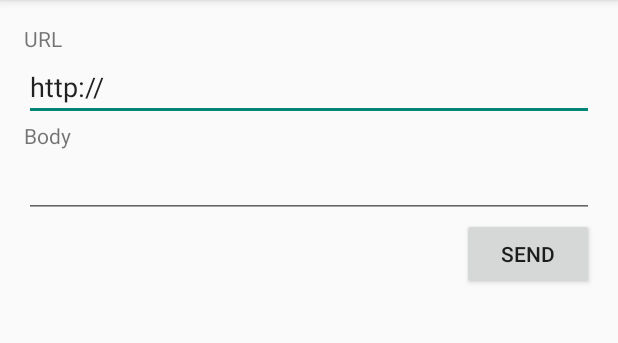
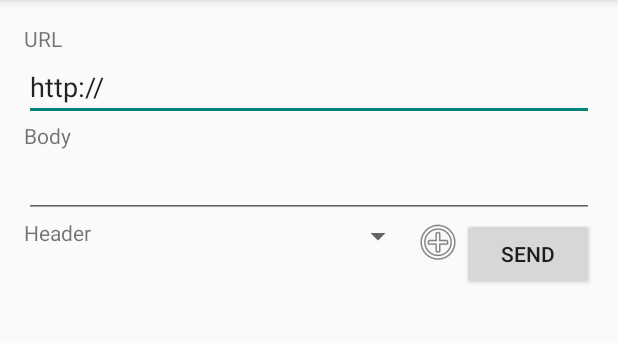
Before and after one commit to mokelab/android-OkHttp-demo, an Android app: the screen it shows after launch (MainActivity), on a phone screen of 412 x 824 dp, the part 84-427 px from its top. Run offline under Robolectric (Android 15) with nearby library versions, the phone set to English and light mode, and no system bars; our stand-ins replace ButterKnife; libraries missing offline, so code that uses them is left out: com.squareup.okhttp; 1 statement that could not run was skipped.

Commit message:
Implement post with header page

```diff
--- /dev/null
+++ b/app/src/main/java/com/mokelab/okhttpdemo/HeaderFragment.java
@@ -0,0 +1,164 @@
+package com.mokelab.okhttpdemo;
+
+import android.app.Activity;
+import android.content.Intent;
+import android.os.Bundle;
+import android.support.annotation.Nullable;
+import android.support.v4.app.Fragment;
+import android.util.Log;
+import android.view.LayoutInflater;
+import android.view.View;
+import android.view.ViewGroup;
+import android.widget.ArrayAdapter;
+import android.widget.Button;
+import android.widget.EditText;
+import android.widget.Spinner;
+import android.widget.TextView;
+
+import com.squareup.okhttp.Callback;
+import com.squareup.okhttp.MediaType;
+import com.squareup.okhttp.OkHttpClient;
+import com.squareup.okhttp.Request;
+import com.squareup.okhttp.RequestBody;
+import com.squareup.okhttp.Response;
+
+import java.io.IOException;
+
+import butterknife.Bind;
+import butterknife.ButterKnife;
+import butterknife.OnClick;
+
+/**
+ * Fragment for post page
+ */
+public class HeaderFragment extends Fragment {
+    private static final int REQUEST_ADD_HEADER = 1000;
+
+    @Bind(R.id.edit_url) EditText mUrlText;
+    @Bind(R.id.edit_body) EditText mBodyText;
+    @Bind(R.id.spinner_headers) Spinner mHeaderSpinner;
+    @Bind(android.R.id.button1) Button mSendButton;
+    @Bind(android.R.id.text2) TextView mResultText;
+
+    private OkHttpClient mClient;
+
+    public static HeaderFragment newInstance() {
+        HeaderFragment fragment = new HeaderFragment();
+
+        Bundle args = new Bundle();
+        fragment.setArguments(args);
+
+        return fragment;
+    }
+
+    @Override
+    public void onCreate(@Nullable Bundle savedInstanceState) {
+        super.onCreate(savedInstanceState);
+
+        mClient = new OkHttpClient();
+    }
+
+    @Nullable
+    @Override
+    public View onCreateView(LayoutInflater inflater, @Nullable ViewGroup container, @Nullable Bundle savedInstanceState) {
+        View root = inflater.inflate(R.layout.fragment_header, container, false);
+
+        ButterKnife.bind(this, root);
+
+        ArrayAdapter<Header> adapter = new ArrayAdapter<>(getActivity(), android.R.layout.simple_spinner_item);
+        adapter.setDropDownViewResource(android.R.layout.simple_spinner_dropdown_item);
+        mHeaderSpinner.setAdapter(adapter);
+
+        return root;
+    }
+
+    @Override
+    public void onActivityResult(int requestCode, int resultCode, Intent data) {
+        if (resultCode != Activity.RESULT_OK) { return; }
+        switch (requestCode) {
+        case REQUEST_ADD_HEADER: {
+            String key = data.getStringExtra(AddHeaderDialogFragment.EXTRA_KEY);
+            String value = data.getStringExtra(AddHeaderDialogFragment.EXTRA_VALUE);
+
+            @SuppressWarnings("unchecked")
+            ArrayAdapter<Header> adapter = (ArrayAdapter<Header>) mHeaderSpinner.getAdapter();
+            adapter.add(new Header(key, value));
+            adapter.notifyDataSetChanged();
+
+            return;
+        }
+        }
+        super.onActivityResult(requestCode, resultCode, data);
+    }
+
+    @Override
+    public void onDestroyView() {
+        super.onDestroyView();
+
+        ButterKnife.unbind(this);
+    }
+
+    @OnClick(R.id.button_header_add)
+    void addHeaderClicked() {
+        AddHeaderDialogFragment dialog = AddHeaderDialogFragment.newInstance(this, REQUEST_ADD_HEADER);
+        dialog.show(getFragmentManager(), "");
+    }
+
+    @OnClick(android.R.id.button1)
+    void sendClicked() {
+        String url = mUrlText.getText().toString();
+        String body = mBodyText.getText().toString();
+        @SuppressWarnings("unchecked")
+        ArrayAdapter<Header> adapter = (ArrayAdapter<Header>) mHeaderSpinner.getAdapter();
+        mSendButton.setEnabled(false);
+
+        Request.Builder builder = new Request.Builder();
+        builder.url(url)
+                .post(RequestBody.create(MediaType.parse("application/json;charset=utf-8"), body));
+        for (int i = 0 ; i < adapter.getCount() ; ++i) {
+            Header header = adapter.getItem(i);
+            builder.addHeader(header.mKey, header.mValue);
+        }
+
+        Request request = builder.build();
+
+        mClient.newCall(request).enqueue(new Callback() {
+            @Override
+            public void onResponse(Response response) throws IOException {
+                String responseBody = response.body().string();
+                showResponse(responseBody);
+            }
+
+            @Override
+            public void onFailure(Request request, IOException e) {
+                Log.e("Main", "onFailure " + e.getMessage(), e);
+                showResponse("Failure \n" + e.getMessage());
+            }
+        });
+    }
+
+    private void showResponse(final String message) {
+        getActivity().runOnUiThread(new Runnable() {
+            @Override
+            public void run() {
+                mSendButton.setEnabled(true);
+                mResultText.setText(message);
+            }
+        });
+    }
+
+    private static class Header {
+        public String mKey;
+        public String mValue;
+
+        public Header(String key, String value) {
+            mKey = key;
+            mValue = value;
+        }
+
+        @Override
+        public String toString() {
+            return mKey + ":" + mValue;
+        }
+    }
+}
--- a/app/src/main/java/com/mokelab/okhttpdemo/MainActivity.java
+++ b/app/src/main/java/com/mokelab/okhttpdemo/MainActivity.java
@@ -13,7 +13,7 @@ public class MainActivity extends AppCompatActivity {
         if (savedInstanceState == null) {
             FragmentTransaction transaction = getSupportFragmentManager().beginTransaction();
 
-            transaction.add(R.id.container, PostFragment.newInstance());
+            transaction.add(R.id.container, HeaderFragment.newInstance());
 
             transaction.commit();
         }
--- /dev/null
+++ b/app/src/main/res/layout/fragment_header.xml
@@ -0,0 +1,75 @@
+<RelativeLayout
+    xmlns:android="http://schemas.android.com/apk/res/android"
+    android:layout_width="match_parent"
+    android:layout_height="match_parent"
+    android:paddingLeft="@dimen/activity_horizontal_margin"
+    android:paddingRight="@dimen/activity_horizontal_margin"
+    android:paddingTop="@dimen/activity_vertical_margin"
+    android:paddingBottom="@dimen/activity_vertical_margin"
+    >
+
+    <TextView
+        android:id="@android:id/text1"
+        android:text="@string/url"
+        android:layout_width="wrap_content"
+        android:layout_height="wrap_content"/>
+    <EditText
+        android:id="@+id/edit_url"
+        android:layout_width="match_parent"
+        android:layout_height="wrap_content"
+        android:layout_below="@android:id/text1"
+        android:inputType="textUri"
+        android:text="@string/http"/>
+    <TextView
+        android:id="@+id/text_body"
+        android:layout_width="wrap_content"
+        android:layout_height="wrap_content"
+        android:layout_below="@+id/edit_url"
+        android:text="@string/body"/>
+    <EditText
+        android:id="@+id/edit_body"
+        android:layout_width="match_parent"
+        android:layout_height="wrap_content"
+        android:layout_below="@+id/text_body"
+        android:inputType="text"/>
+    <Button
+        android:id="@android:id/button1"
+        android:layout_width="wrap_content"
+        android:layout_height="wrap_content"
+        android:layout_alignParentRight="true"
+        android:layout_below="@+id/edit_body"
+        android:text="@string/send"/>
+    <TextView
+        android:id="@+id/text_header"
+        android:layout_width="wrap_content"
+        android:layout_height="wrap_content"
+        android:layout_below="@+id/edit_body"
+        android:text="@string/header"/>
+    <ImageView
+        android:id="@+id/button_header_add"
+        android:layout_width="wrap_content"
+        android:layout_height="wrap_content"
+        android:layout_toLeftOf="@android:id/button1"
+        android:layout_below="@+id/edit_body"
+        android:src="@android:drawable/ic_menu_add"
+        />
+    <Spinner
+        android:id="@+id/spinner_headers"
+        android:layout_width="match_parent"
+        android:layout_height="wrap_content"
+        android:layout_toRightOf="@+id/text_header"
+        android:layout_toLeftOf="@+id/button_header_add"
+        android:layout_below="@+id/edit_body"
+        />
+    <ScrollView
+        android:layout_width="match_parent"
+        android:layout_height="match_parent"
+        android:layout_below="@android:id/button1">
+        <TextView
+            android:id="@android:id/text2"
+            android:layout_width="match_parent"
+            android:layout_height="wrap_content"
+            />
+    </ScrollView>
+
+</RelativeLayout>
--- a/app/src/main/res/values/strings.xml
+++ b/app/src/main/res/values/strings.xml
@@ -7,4 +7,8 @@
     <string name="send">Send</string>
     <string name="http">http://</string>
     <string name="body">Body</string>
+    <string name="header">Header</string>
+    <string name="key">Key</string>
+    <string name="value">Value</string>
+    <string name="add_header">Add Header</string>
 </resources>
```
Also changed, not shown: app/src/main/java/com/mokelab/okhttpdemo/AddHeaderDialogFragment.java (added, +95 -0 lines), app/src/main/res/layout/dialog_add_header.xml (added, +41 -0 lines).
